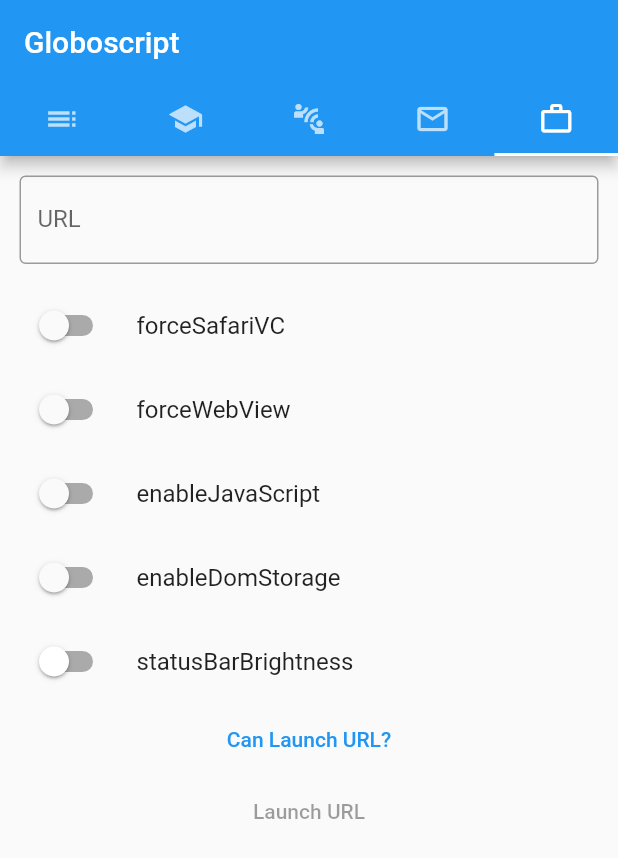
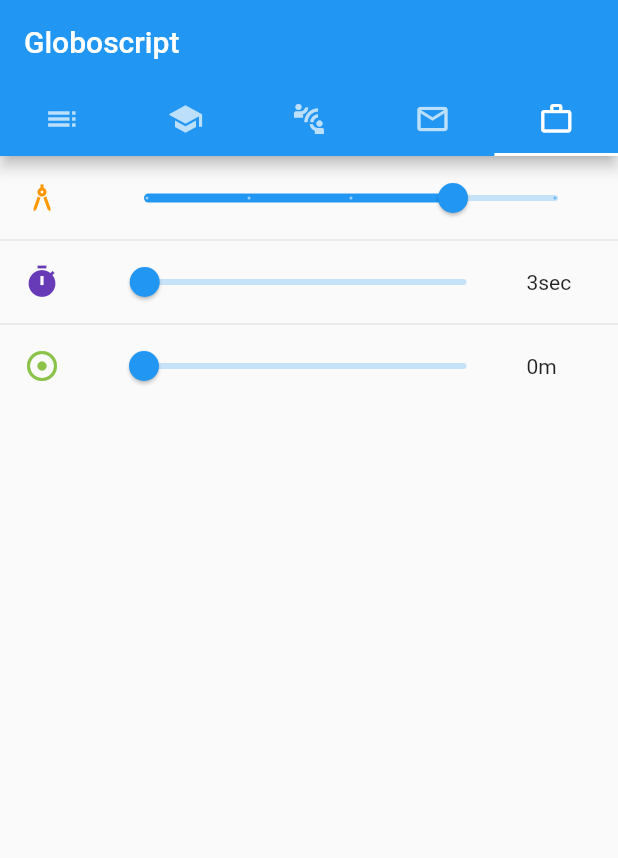
Before and after one commit to MalickArsalan/flutter-mobile-specific-features, a Flutter app: the screen it shows after launch, tab 5 chosen, on a phone screen of 412 x 824 dp. Shown: the top 858 px of the screen. Run offline on Flutter 3.47's test engine with Material 2 defaults, Android fonts, the phone set to English and light mode, and no system bars; our stand-ins replace audioplayers, location, video_player, webview_flutter.

Commit message:
Geolocation Sample Code Start

```diff
--- a/Project/globoscript/lib/sample-code.dart
+++ b/Project/globoscript/lib/sample-code.dart
@@ -1,5 +1,7 @@
+import 'dart:async';
+
 import 'package:flutter/material.dart';
-import 'package:url_launcher/url_launcher.dart';
+import 'package:location/location.dart';
 
 class SampleCodeWidget extends StatefulWidget {
   @override
@@ -9,152 +11,110 @@
 }
 
 class _SampleCodeState extends State<SampleCodeWidget> {
-  bool forceSafariVC = false;
-  bool forceWebView = false;
-  bool enableJavaScript = false;
-  bool enableDomStorage = false;
-  // bool universalLinksOnly = false;
-  Brightness statusBarBrightness = Brightness.dark;
-  String urlString = "";
+  static const List<String> accuracyValues = <String>[
+    "powerSave",
+    "low",
+    "balanced",
+    "high",
+    "navigation"
+  ];
+
+  int _currentAccuracyValue = 3;
+  double _currentTimer = 3000.0;
+  double _currentDistance = 0.0;
+
+  Location _location;
+  StreamSubscription _locationSubscription;
+  LocationData _locationData;
+
+  @override
+  void initState() {
+    super.initState();
+    _location = new Location();
+  }
+
+  void toggleLocationUpdates() {
+    if (_locationSubscription == null) {
+      _locationSubscription = _location.onLocationChanged.listen(
+        (LocationData currentLocation) {
+          setState(() {
+            _locationData = currentLocation;
+          });
+        },
+      );
+    } else {
+      _locationSubscription.cancel();
+      _locationSubscription = null;
+    }
+  }
 
   Widget build(BuildContext context) {
+    _location.changeSettings(
+      accuracy: LocationAccuracy.values[_currentAccuracyValue],
+      interval: _currentTimer.toInt(),
+      distanceFilter: _currentDistance,
+    );
+
     return Column(
-      children: <Widget>[
-        Container(
-          padding: EdgeInsets.all(13.0),
-          child: TextField(
-            onChanged: (value) {
-              setState(() => urlString = value);
+      children: ListTile.divideTiles(
+        context: context,
+        tiles: <Widget>[
+          ListTile(
+            leading: Icon(Icons.architecture, color: Colors.orange),
+            title: Slider(
+              value: _currentAccuracyValue.toDouble(),
+              min: 0,
+              max: 4,
+              divisions: 4,
+              label: accuracyValues[_currentAccuracyValue],
+              onChanged: _locationSubscription != null
+                  ? null
+                  : (double value) {
+                      setState(() {
+                        _currentAccuracyValue = value.toInt();
+                      });
                     },
-            decoration: InputDecoration(
-              labelText: 'URL',
-              border: OutlineInputBorder(),
-            ),
             ),
           ),
           ListTile(
-          title: Text(
-            'forceSafariVC',
-          ),
-          leading: Switch(
-              value: forceSafariVC,
-              activeColor: Color(Colors.blueAccent.value),
-              onChanged: (bool value) {
+            leading: Icon(Icons.timer, color: Colors.deepPurple),
+            title: Slider(
+              value: _currentTimer,
+              min: 1000.0,
+              max: 15 * 60 * 1000.0,
+              onChanged: _locationSubscription != null
+                  ? null
+                  : (double value) {
                       setState(() {
-                  forceSafariVC = value;
-                });
-              }),
-        ),
-        ListTile(
-          title: Text(
-            'forceWebView',
-          ),
-          leading: Switch(
-              value: forceWebView,
-              activeColor: Color(Colors.blueAccent.value),
-              onChanged: (bool value) {
-                setState(() {
-                  forceWebView = value;
-                });
-              }),
-        ),
-        ListTile(
-          title: Text(
-            'enableJavaScript',
-          ),
-          leading: Switch(
-              value: enableJavaScript,
-              activeColor: Color(Colors.blueAccent.value),
-              onChanged: (bool value) {
-                setState(() {
-                  enableJavaScript = value;
-                });
-              }),
-        ),
-        ListTile(
-          title: Text(
-            'enableDomStorage',
-          ),
-          leading: Switch(
-              value: enableDomStorage,
-              activeColor: Color(Colors.blueAccent.value),
-              onChanged: (bool value) {
-                setState(() {
-                  enableDomStorage = value;
-                });
-              }),
-        ),
-        // ListTile(
-        //   title: Text(
-        //     'universalLinksOnly',
-        //   ),
-        //   leading: Switch(
-        //       value: universalLinksOnly,
-        //       activeColor: Color(Colors.blueAccent.value),
-        //       onChanged: (bool value) { setState(() { universalLinksOnly = value; }); }
-        //   ),
-        // ),
-        ListTile(
-          title: Text(
-            'statusBarBrightness',
-          ),
-          leading: Switch(
-              value: statusBarBrightness == Brightness.light,
-              activeColor: Color(Colors.black.value),
-              inactiveThumbColor: Color(Colors.white.value),
-              onChanged: (bool value) {
-                setState(() {
-                  statusBarBrightness = (statusBarBrightness == Brightness.light
-                      ? Brightness.dark
-                      : Brightness.light);
-                });
-              }),
-        ),
-        TextButton(
-          child: Text('Can Launch URL?'),
-          onPressed: () async {
-            bool isOk = await canLaunch(urlString);
-            showDialog(
-                context: context,
-                builder: (BuildContext context) {
-                  return AlertDialog(
-                    title: Text("Can Launch the URL?"),
-                    content: Text(isOk ? "YES, PLEASE :)" : "NO, SORRY :("),
-                    actions: [
-                      TextButton(
-                        onPressed: () {
-                          Navigator.pop(context);
-                        },
-                        child: Text(
-                          'Ok',
-                          style: TextStyle(color: Colors.black),
-                        ),
-                      ),
-                    ],
-                  );
+                        _currentTimer = value;
                       });
                     },
             ),
-        FutureBuilder(
-            future: canLaunch(urlString),
-            builder: (context, snapshot) {
-              return TextButton(
-                  child: Text('Launch URL'),
-                  onPressed: snapshot.hasData && snapshot.data
-                      ? () {
-                          launch(
-                            urlString,
-                            forceSafariVC: forceSafariVC,
-                            statusBarBrightness: statusBarBrightness,
-                            forceWebView: forceWebView,
-                            enableJavaScript: enableJavaScript,
-                            enableDomStorage: enableDomStorage,
-                            // universalLinksOnly: universalLinksOnly,
-                          );
-                        }
-                      : null);
-            })
+            trailing: Container(
+                width: 45.0,
+                child: Text(_currentTimer < 60000
+                    ? "${(_currentTimer / 1000.0).round()}sec"
+                    : "${(_currentTimer / 60000.0).round()}min")),
+          ),
+          ListTile(
+          leading: Icon(Icons.adjust, color: Colors.lightGreen),
+          title: Slider(
+            value: _currentDistance,
+            min:0.0,
+            max: 1000.0,
+            onChanged: _locationSubscription != null ? null : (double value) {
+              setState(() {
+                _currentDistance = value;
+              });
+            },),
+          trailing: Container(
+              width: 45.0,
+              child: Text(_currentDistance < 1000 ? "${_currentDistance.toInt()}m" : "${(_currentDistance / 1000.0).round()}km")
+          ),
+        ),
+
         ],
+      ).toList(),
     );
   }
 }
```
Lines whose indentation alone changed are shown as unchanged.
